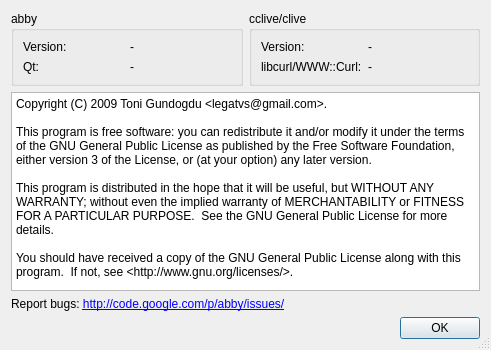
First picture: the form in rc/aboutdlg.ui, repository guendto/abby, before the edit.
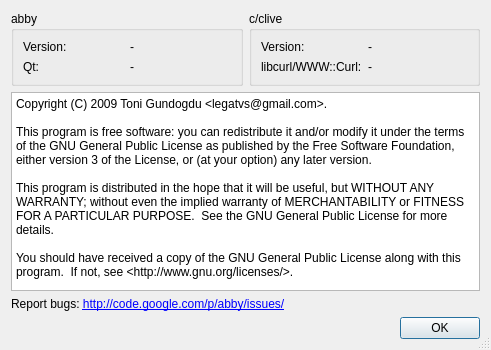
Second picture: the form after the edit.

Commit message: Tweak: about dialog cclive/clive text.

Diff of the .ui file:
```diff
--- a/rc/aboutdlg.ui
+++ b/rc/aboutdlg.ui
@@ -62,7 +62,7 @@
      <item>
       <widget class="QGroupBox" name="groupBox" >
        <property name="title" >
-        <string>cclive/clive</string>
+        <string>c/clive</string>
        </property>
        <layout class="QGridLayout" name="gridLayout" >
         <item row="0" column="0" >
```
